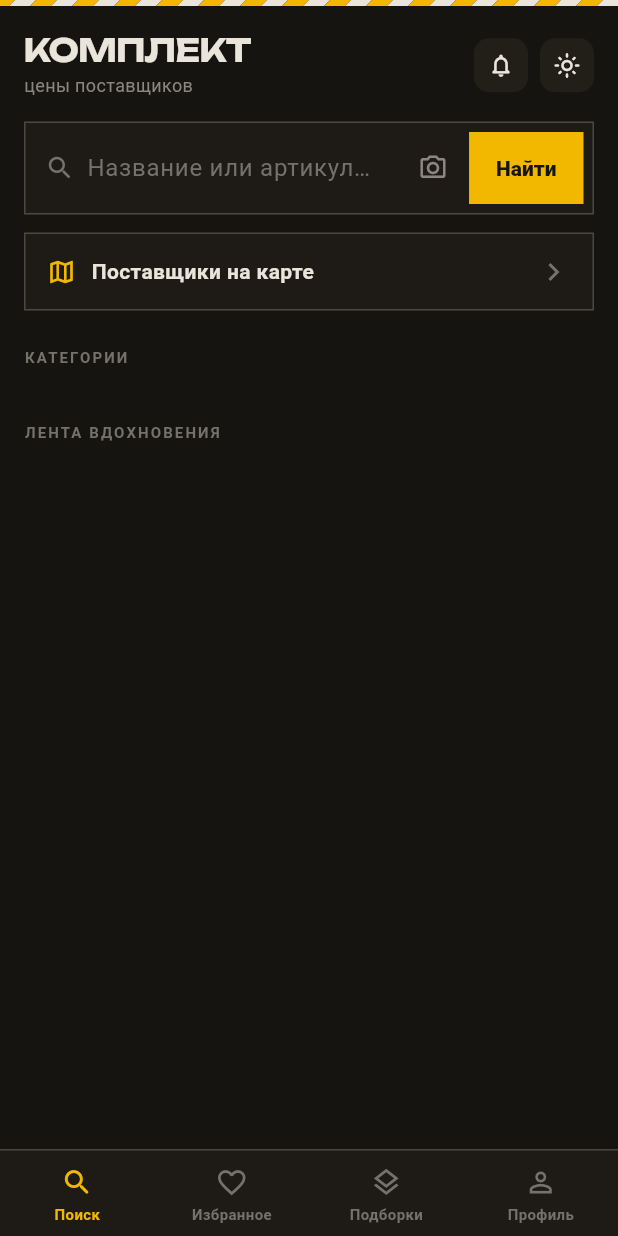
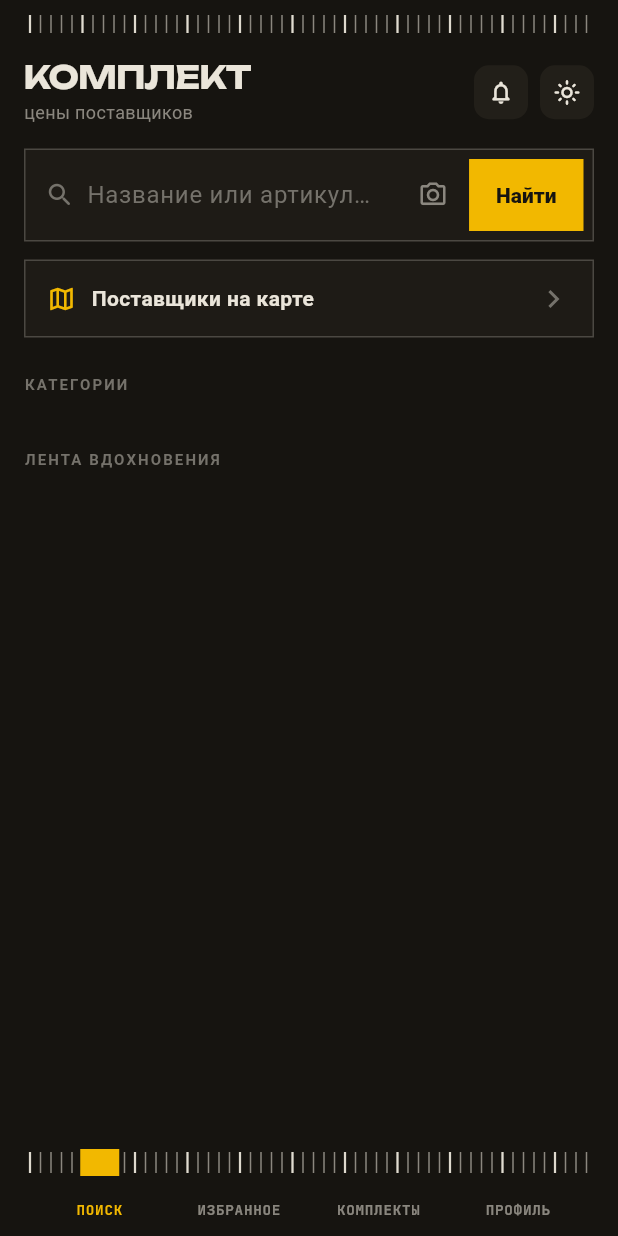
Before and after one commit to abelkz/-komplekt-app2, a Flutter app: the HomeScreen screen opened by its route, after a tap on the "dark mode" icon, on a phone screen of 412 x 824 dp. Run offline on Flutter 3.47's test engine with Material 3 defaults, Android fonts, the phone set to English and light mode, and no system bars; our stand-ins replace cached_network_image, file_picker, firebase_core, firebase_messaging, flutter_dotenv, flutter_local_notifications and 14 more; missing offline and left inert: excel; accounts and stored records are empty; network calls fail; Roboto replaces fonts that are missing (Golos Text).

Commit message:
Дизайн «Спецификация», этап 2: навигация-«рулетка»
- нижняя навигация: тёмная измерительная лента с делениями,
  жёлтый бегунок скользит к активному разделу
- моно-подписи ПОИСК / ИЗБРАННОЕ / КОМПЛЕКТЫ / ПРОФИЛЬ со счётчиками
- TapeStripe переделан из диагонального «скотча» в линейку,
  общий RulerPainter переиспользуется в шапке и навигации

Co-Authored-By: Claude Opus 4.8 <noreply@anthropic.com>

```diff
--- a/lib/core/widgets/tape_stripe.dart
+++ b/lib/core/widgets/tape_stripe.dart
@@ -2,52 +2,79 @@ import 'package:flutter/material.dart';
 
 import '../theme/app_colors.dart';
 
-/// Фирменная диагональная полоска-«скотч» (orange / ink) из шапки прототипа.
+/// Рисует «измерительную ленту» — частые мелкие деления и редкие крупные.
+/// Фирменный элемент дизайна «Спецификация»: линейка вместо декоративной
+/// плашки. Используется и в шапке экранов, и в нижней навигации.
+class RulerPainter extends CustomPainter {
+  const RulerPainter({
+    required this.color,
+    this.minorStep = 7,
+    this.majorStep = 35,
+  });
+
+  /// Цвет делений; прозрачность мелких и крупных подбирается автоматически.
+  final Color color;
+  final double minorStep;
+  final double majorStep;
+
+  @override
+  void paint(Canvas canvas, Size size) {
+    final minor = Paint()
+      ..color = color.withValues(alpha: 0.55)
+      ..strokeWidth = 1;
+    final major = Paint()
+      ..color = color.withValues(alpha: 0.9)
+      ..strokeWidth = 1.5;
+
+    for (double x = 0; x <= size.width; x += minorStep) {
+      canvas.drawLine(Offset(x, 0), Offset(x, size.height), minor);
+    }
+    for (double x = 0; x <= size.width; x += majorStep) {
+      canvas.drawLine(Offset(x, 0), Offset(x, size.height), major);
+    }
+  }
+
+  @override
+  bool shouldRepaint(covariant RulerPainter old) =>
+      old.color != color ||
+      old.minorStep != minorStep ||
+      old.majorStep != majorStep;
+}
+
+/// Фирменная лента-линейка в шапке экрана.
+/// Имя класса сохранено с прошлой версии дизайна, чтобы не трогать экраны,
+/// которые её уже показывают.
 class TapeStripe extends StatelessWidget {
-  const TapeStripe({super.key, this.height = 4});
+  const TapeStripe({super.key, this.height = 12});
 
   final double height;
 
   @override
   Widget build(BuildContext context) {
     final c = context.colors;
-    return SizedBox(
-      height: height,
-      width: double.infinity,
-      child: CustomPaint(painter: _TapePainter(c.orange, c.ink)),
+    return Padding(
+      padding: const EdgeInsets.fromLTRB(20, 10, 20, 0),
+      child: SizedBox(
+        height: height,
+        width: double.infinity,
+        child: CustomPaint(painter: RulerPainter(color: c.ink)),
+      ),
     );
   }
 }
 
-class _TapePainter extends CustomPainter {
-  _TapePainter(this.orange, this.ink);
-  final Color orange;
-  final Color ink;
+/// Тёмная лента для нижней навигации: деления цветом кости на туши.
+class DarkRuler extends StatelessWidget {
+  const DarkRuler({super.key, this.height = 14});
+
+  final double height;
 
   @override
-  void paint(Canvas canvas, Size size) {
-    const stripe = 14.0; // ширина полоски по прототипу
-    final paintO = Paint()..color = orange;
-    final paintI = Paint()..color = ink;
-    // Диагональные полосы под 135°
-    canvas.clipRect(Offset.zero & size);
-    for (double x = -size.height; x < size.width + size.height; x += stripe * 2) {
-      _band(canvas, x, size, stripe, paintO);
-      _band(canvas, x + stripe, size, stripe, paintI);
-    }
-  }
-
-  void _band(Canvas canvas, double x, Size size, double w, Paint p) {
-    final path = Path()
-      ..moveTo(x, 0)
-      ..lineTo(x + w, 0)
-      ..lineTo(x + w - size.height, size.height)
-      ..lineTo(x - size.height, size.height)
-      ..close();
-    canvas.drawPath(path, p);
-  }
-
-  @override
-  bool shouldRepaint(covariant _TapePainter old) =>
-      old.orange != orange || old.ink != ink;
+  Widget build(BuildContext context) => SizedBox(
+        height: height,
+        width: double.infinity,
+        child: const CustomPaint(
+          painter: RulerPainter(color: AppColors.brandBone),
+        ),
+      );
 }
--- a/lib/features/home/presentation/home_shell.dart
+++ b/lib/features/home/presentation/home_shell.dart
@@ -3,57 +3,86 @@ import 'package:flutter_riverpod/flutter_riverpod.dart';
 import 'package:go_router/go_router.dart';
 
 import '../../../core/theme/app_colors.dart';
+import '../../../core/theme/app_typography.dart';
+import '../../../core/widgets/tape_stripe.dart';
 import '../../collections/presentation/collections_providers.dart';
 import '../../favorites/presentation/favorites_providers.dart';
 
-/// Оболочка приложения с нижней навигацией (Поиск · Избранное · Подборки · Профиль).
+/// Оболочка приложения с навигацией-«рулеткой»:
+/// тёмная измерительная лента внизу, жёлтый бегунок отмечает активный раздел.
 class HomeShell extends ConsumerWidget {
   const HomeShell({super.key, required this.navigationShell});
 
   final StatefulNavigationShell navigationShell;
 
+  static const _tabs = ['ПОИСК', 'ИЗБРАННОЕ', 'КОМПЛЕКТЫ', 'ПРОФИЛЬ'];
+  static const _hPad = 20.0;
+  static const _markerW = 26.0;
+
   @override
   Widget build(BuildContext context, WidgetRef ref) {
-    final c = context.colors;
     final favCount = ref.watch(favoriteIdsProvider).valueOrNull?.length ?? 0;
     final colCount = ref.watch(collectionsItemCountProvider);
+    final badges = [0, favCount, colCount, 0];
+    final index = navigationShell.currentIndex;
 
     return Scaffold(
       body: navigationShell,
       bottomNavigationBar: Container(
-        decoration: BoxDecoration(
-          color: c.card,
-          border: Border(top: BorderSide(color: c.line)),
-        ),
+        // «рулетка» всегда тёмная — в обеих темах, это часть бренда
+        color: AppColors.brandInk,
+        padding: const EdgeInsets.only(top: 14),
         child: SafeArea(
           top: false,
-          child: Row(
+          child: Column(
+            mainAxisSize: MainAxisSize.min,
             children: [
-              _NavItem(
-                icon: Icons.search_rounded,
-                label: 'Поиск',
-                selected: navigationShell.currentIndex == 0,
-                onTap: () => _go(0),
+              // лента с делениями и жёлтым бегунком над активным разделом
+              LayoutBuilder(
+                builder: (context, constraints) {
+                  final tabWidth = (constraints.maxWidth - _hPad * 2) / _tabs.length;
+                  final markerLeft =
+                      _hPad + tabWidth * (index + 0.5) - _markerW / 2;
+                  return SizedBox(
+                    height: 18,
+                    child: Stack(
+                      children: [
+                        Positioned(
+                          left: _hPad,
+                          right: _hPad,
+                          top: 2,
+                          height: 14,
+                          child: const DarkRuler(),
+                        ),
+                        AnimatedPositioned(
+                          duration: const Duration(milliseconds: 220),
+                          curve: Curves.easeOutCubic,
+                          left: markerLeft,
+                          top: 0,
+                          width: _markerW,
+                          height: 18,
+                          child: const ColoredBox(
+                            color: AppColors.brandYellow,
+                          ),
+                        ),
+                      ],
+                    ),
+                  );
+                },
               ),
-              _NavItem(
-                icon: Icons.favorite_border,
-                label: 'Избранное',
-                badge: favCount,
-                selected: navigationShell.currentIndex == 1,
-                onTap: () => _go(1),
-              ),
-              _NavItem(
-                icon: Icons.layers_outlined,
-                label: 'Подборки',
-                badge: colCount,
-                selected: navigationShell.currentIndex == 2,
-                onTap: () => _go(2),
-              ),
-              _NavItem(
-                icon: Icons.person_outline,
-                label: 'Профиль',
-                selected: navigationShell.currentIndex == 3,
-                onTap: () => _go(3),
+              Padding(
+                padding: const EdgeInsets.fromLTRB(_hPad, 10, _hPad, 6),
+                child: Row(
+                  children: [
+                    for (var i = 0; i < _tabs.length; i++)
+                      _NavItem(
+                        label: _tabs[i],
+                        badge: badges[i],
+                        selected: index == i,
+                        onTap: () => _go(i),
+                      ),
+                  ],
+                ),
               ),
             ],
           ),
@@ -73,14 +102,12 @@ class HomeShell extends ConsumerWidget {
 
 class _NavItem extends StatelessWidget {
   const _NavItem({
-    required this.icon,
     required this.label,
     required this.selected,
     required this.onTap,
     this.badge = 0,
   });
 
-  final IconData icon;
   final String label;
   final bool selected;
   final VoidCallback onTap;
@@ -88,31 +115,43 @@ class _NavItem extends StatelessWidget {
 
   @override
   Widget build(BuildContext context) {
-    final c = context.colors;
-    final color = selected ? c.orange : c.faint;
+    final color = selected
+        ? AppColors.brandYellow
+        : AppColors.brandBone.withValues(alpha: 0.55);
+
     return Expanded(
       child: InkWell(
         onTap: onTap,
+        splashColor: AppColors.brandYellow.withValues(alpha: 0.15),
         child: Padding(
-          padding: const EdgeInsets.only(top: 10, bottom: 8),
-          child: Column(
-            mainAxisSize: MainAxisSize.min,
+          padding: const EdgeInsets.symmetric(vertical: 6),
+          child: Row(
+            mainAxisAlignment: MainAxisAlignment.center,
             children: [
-              Badge.count(
-                count: badge,
-                isLabelVisible: badge > 0,
-                backgroundColor: c.orange,
-                child: Icon(icon, size: 22, color: color),
-              ),
-              const SizedBox(height: 3),
-              Text(
-                label,
-                style: TextStyle(
-                  fontSize: 10,
-                  fontWeight: FontWeight.w700,
-                  color: color,
+              Flexible(
+                child: Text(
+                  label,
+                  maxLines: 1,
+                  overflow: TextOverflow.clip,
+                  textAlign: TextAlign.center,
+                  style: AppTypography.mono(
+                    size: 9.5,
+                    weight: selected ? FontWeight.w700 : FontWeight.w600,
+                    color: color,
+                  ),
                 ),
               ),
+              if (badge > 0) ...[
+                const SizedBox(width: 4),
+                Text(
+                  '$badge',
+                  style: AppTypography.mono(
+                    size: 9.5,
+                    weight: FontWeight.w700,
+                    color: AppColors.brandYellow,
+                  ),
+                ),
+              ],
             ],
           ),
         ),
```
